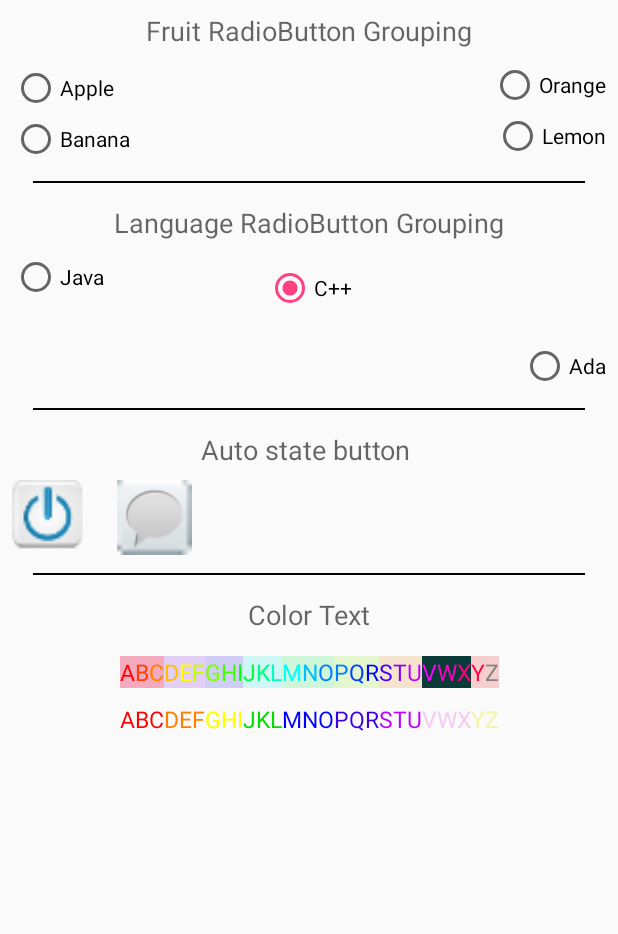
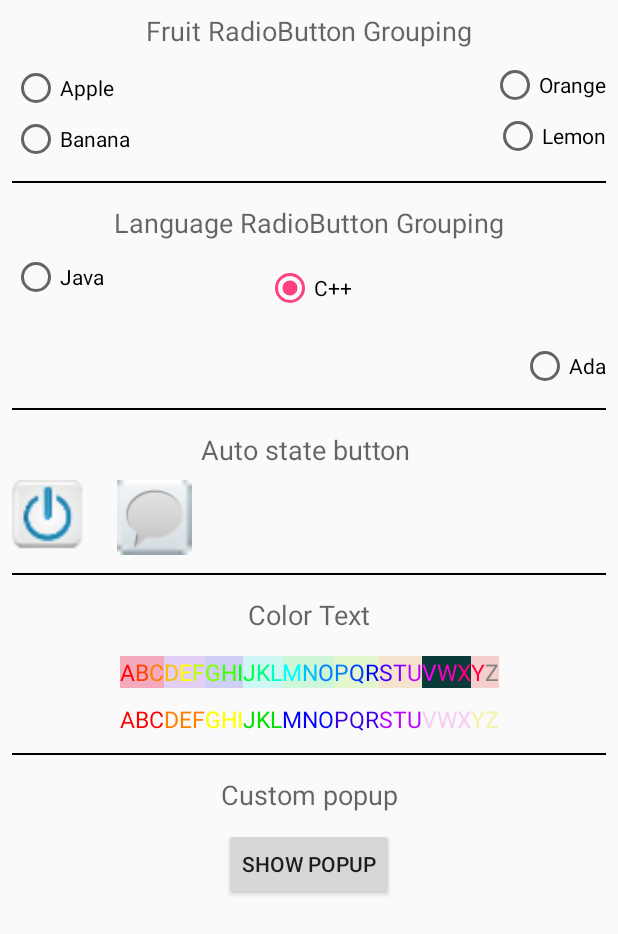
Before and after one commit to simair2000/AndroidUtils, an Android app: the UIExamActivity screen opened directly, with no data from a screen before it, on a phone screen of 412 x 824 dp. Shown: the top 934 px of the screen. Run offline under Robolectric (Android 15) with nearby library versions, the phone set to English and light mode, and no system bars.

Commit message:
Custompopup

```diff
--- a/00.AndroidUtils/app/src/main/res/layout/activity_uiexam.xml
+++ b/00.AndroidUtils/app/src/main/res/layout/activity_uiexam.xml
@@ -92,7 +92,7 @@
 
             <ImageView
                 android:id="@+id/view3"
-                android:layout_width="368dp"
+                android:layout_width="0dp"
                 android:layout_height="1dp"
                 android:layout_marginEnd="8dp"
                 android:layout_marginLeft="8dp"
@@ -102,7 +102,8 @@
                 android:background="#000"
                 app:layout_constraintLeft_toLeftOf="parent"
                 app:layout_constraintRight_toRightOf="parent"
-                app:layout_constraintTop_toBottomOf="@+id/radioBanana"/>
+                app:layout_constraintTop_toBottomOf="@+id/radioBanana"
+                app:layout_constraintHorizontal_bias="0.8"/>
 
             <RadioButton
                 android:id="@+id/radioJava"
@@ -142,7 +143,7 @@
 
             <ImageView
                 android:id="@+id/view4"
-                android:layout_width="368dp"
+                android:layout_width="0dp"
                 android:layout_height="1dp"
                 android:layout_marginEnd="8dp"
                 android:layout_marginLeft="8dp"
@@ -152,7 +153,8 @@
                 android:background="#000"
                 app:layout_constraintLeft_toLeftOf="parent"
                 app:layout_constraintRight_toRightOf="parent"
-                app:layout_constraintTop_toBottomOf="@+id/radioAda"/>
+                app:layout_constraintTop_toBottomOf="@+id/radioAda"
+                app:layout_constraintHorizontal_bias="0.8"/>
 
             <TextView
                 android:id="@+id/textView2"
@@ -192,7 +194,7 @@
 
             <ImageView
                 android:id="@+id/view5"
-                android:layout_width="368dp"
+                android:layout_width="0dp"
                 android:layout_height="1dp"
                 android:layout_marginEnd="8dp"
                 android:layout_marginLeft="8dp"
@@ -202,7 +204,8 @@
                 android:background="#000"
                 app:layout_constraintLeft_toLeftOf="parent"
                 app:layout_constraintRight_toRightOf="parent"
-                app:layout_constraintTop_toBottomOf="@+id/btnImageState"/>
+                app:layout_constraintTop_toBottomOf="@+id/btnImageState"
+                app:layout_constraintHorizontal_bias="0.8"/>
 
             <TextView
                 android:id="@+id/textView4"
@@ -244,6 +247,47 @@
                 app:layout_constraintLeft_toLeftOf="parent"
                 app:layout_constraintRight_toRightOf="parent"
                 app:layout_constraintTop_toBottomOf="@+id/textColor"/>
+
+            <ImageView
+                android:id="@+id/view6"
+                android:layout_width="0dp"
+                android:layout_height="1dp"
+                android:layout_marginEnd="8dp"
+                android:layout_marginLeft="8dp"
+                android:layout_marginRight="8dp"
+                android:layout_marginStart="8dp"
+                android:layout_marginTop="12dp"
+                android:background="#000"
+                app:layout_constraintLeft_toLeftOf="parent"
+                app:layout_constraintRight_toRightOf="parent"
+                app:layout_constraintTop_toBottomOf="@+id/textColor2"/>
+
+            <TextView
+                android:id="@+id/textView5"
+                android:layout_width="wrap_content"
+                android:layout_height="wrap_content"
+                android:layout_marginLeft="8dp"
+                android:layout_marginRight="8dp"
+                android:layout_marginTop="15dp"
+                android:text="Custom popup"
+                android:textAppearance="@style/TextAppearance.AppCompat.Medium"
+                app:layout_constraintHorizontal_bias="0.501"
+                app:layout_constraintLeft_toLeftOf="parent"
+                app:layout_constraintRight_toRightOf="parent"
+                app:layout_constraintTop_toTopOf="@+id/view6"/>
+
+            <Button
+                android:id="@+id/btnShowPopup"
+                android:layout_width="wrap_content"
+                android:layout_height="wrap_content"
+                android:layout_marginLeft="8dp"
+                android:layout_marginRight="8dp"
+                android:layout_marginTop="10dp"
+                android:onClick="onClick"
+                android:text="Show popup"
+                app:layout_constraintLeft_toLeftOf="parent"
+                app:layout_constraintRight_toRightOf="parent"
+                app:layout_constraintTop_toBottomOf="@+id/textView5"/>
         </android.support.constraint.ConstraintLayout>
     </LinearLayout>
 </ScrollView>
```
Also changed, not shown: 00.AndroidUtils/app/src/main/java/com/simair/android/androidutils/example/UIExamActivity.java (+23 -0 lines), 00.AndroidUtils/app/src/main/res/layout/popup_test.xml (added, +78 -0 lines).
